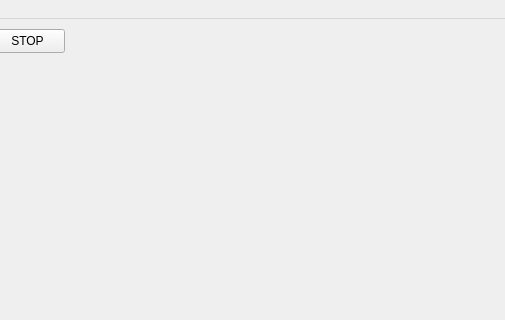
Old version of the form mainwindow.ui in the repository faddeyca/video-converter; both pictures show x 210 to 715 and y 0 to 320 of the 800 by 600 pixel window.
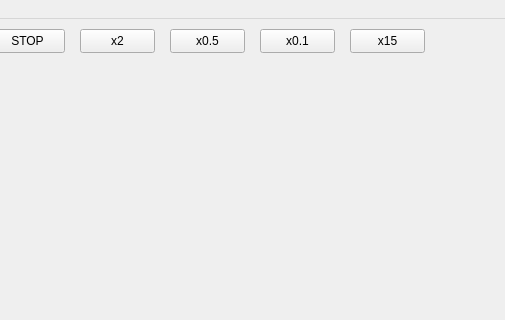
New version of the form.

Commit message: Media and fuc connected 2

Diff of the .ui file:
```diff
--- a/mainwindow.ui
+++ b/mainwindow.ui
@@ -63,6 +63,58 @@
      <string>STOP</string>
     </property>
    </widget>
+   <widget class="QPushButton" name="x2Button">
+    <property name="geometry">
+     <rect>
+      <x>290</x>
+      <y>10</y>
+      <width>75</width>
+      <height>24</height>
+     </rect>
+    </property>
+    <property name="text">
+     <string>x2</string>
+    </property>
+   </widget>
+   <widget class="QPushButton" name="x05Button">
+    <property name="geometry">
+     <rect>
+      <x>380</x>
+      <y>10</y>
+      <width>75</width>
+      <height>24</height>
+     </rect>
+    </property>
+    <property name="text">
+     <string>x0.5</string>
+    </property>
+   </widget>
+   <widget class="QPushButton" name="x01Button">
+    <property name="geometry">
+     <rect>
+      <x>470</x>
+      <y>10</y>
+      <width>75</width>
+      <height>24</height>
+     </rect>
+    </property>
+    <property name="text">
+     <string>x0.1</string>
+    </property>
+   </widget>
+   <widget class="QPushButton" name="x15Button">
+    <property name="geometry">
+     <rect>
+      <x>560</x>
+      <y>10</y>
+      <width>75</width>
+      <height>24</height>
+     </rect>
+    </property>
+    <property name="text">
+     <string>x15</string>
+    </property>
+   </widget>
   </widget>
   <widget class="QMenuBar" name="menubar">
    <property name="geometry">
```
The commit also changes 2 other files.
